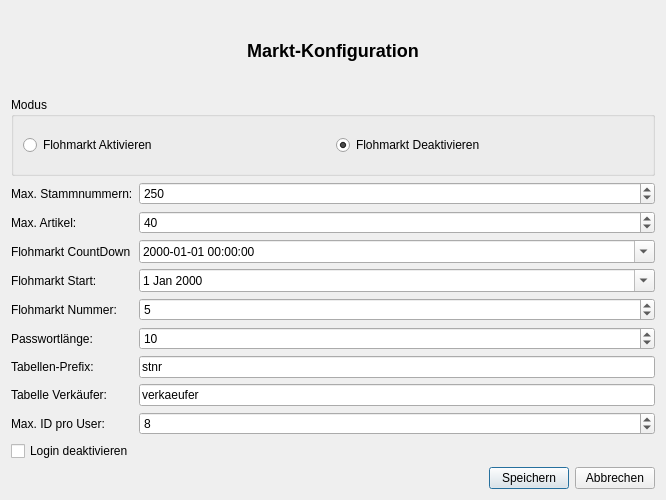
First picture: the form in src/ui/design/market_setting.ui, repository CodeName-666/VDataParser, before the edit.
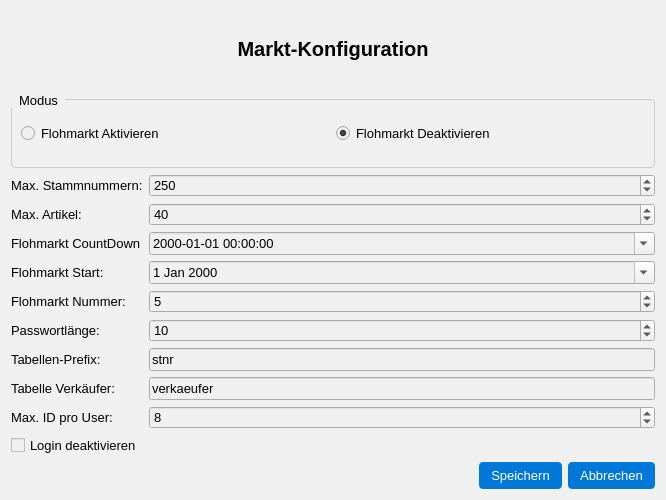
Second picture: the form after the edit.

Patch:
```diff
--- a/src/ui/design/market_setting.ui
+++ b/src/ui/design/market_setting.ui
@@ -13,6 +13,13 @@
   <property name="windowTitle">
    <string>Markt-Konfiguration</string>
   </property>
+  <property name="styleSheet">
+   <string>QWidget { font-family: "Segoe UI", sans-serif; font-size: 10pt; background-color: #f0f0f0; }
+QPushButton { border: none; padding: 6px 12px; border-radius: 4px; background-color: #0078d7; color: white; }
+QPushButton:hover { background-color: #005a9e; }
+QGroupBox { border: 1px solid #cccccc; border-radius: 4px; margin-top: 6px; }
+QGroupBox::title { subcontrol-origin: margin; subcontrol-position: top left; padding: 0 6px; }</string>
+  </property>
   <layout class="QVBoxLayout" name="verticalLayout">
    <item>
     <widget class="QLabel" name="titleLabel">
```
